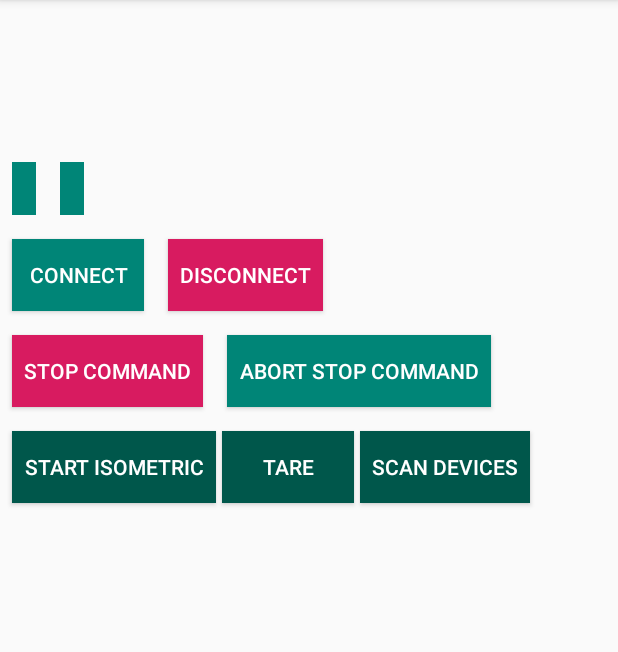
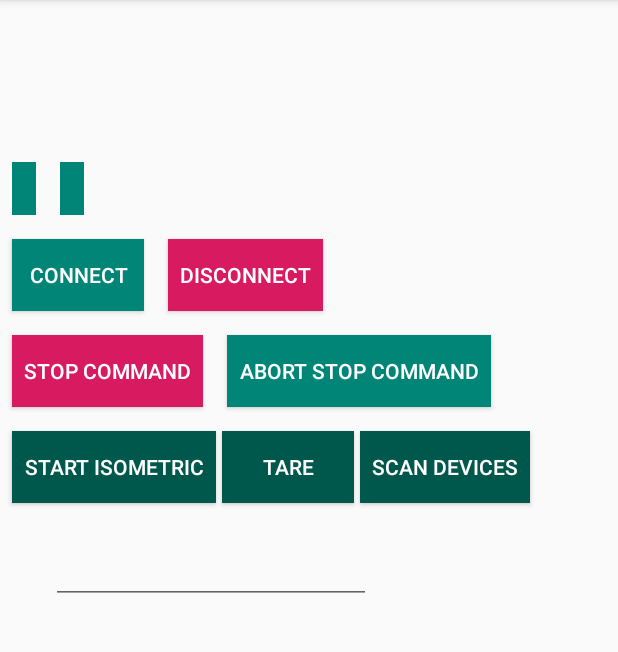
Before and after one commit to NoahGleason/ActivBeats, an Android app: the screen it shows after launch (MainActivity), on a phone screen of 412 x 824 dp, the part 84-736 px from its top. Run offline under Robolectric (Android 15) with nearby library versions, the phone set to English and light mode, and no system bars; libraries missing offline, so code that uses them is left out: a5.com.a5bluetoothlibrary; 3 statements that could not run were skipped.

Commit message:
Safety commit

```diff
--- a/app/src/main/res/layout/activity_main.xml
+++ b/app/src/main/res/layout/activity_main.xml
@@ -116,4 +116,15 @@
             android:layout_width="wrap_content"
             android:layout_height="wrap_content"
             android:layout_below="@id/abortStopCommandButton"/>
+
+    <EditText
+        android:id="@+id/trackIndex"
+        android:layout_width="wrap_content"
+        android:layout_height="wrap_content"
+        android:layout_below="@+id/startIsometricButton"
+        android:layout_alignParentStart="true"
+        android:layout_marginStart="34dp"
+        android:layout_marginTop="22dp"
+        android:ems="10"
+        android:inputType="number" />
 </RelativeLayout>
```
Also changed, not shown: app/src/main/java/com/example/bluetooth/MainActivity.kt (+26 -6 lines).
